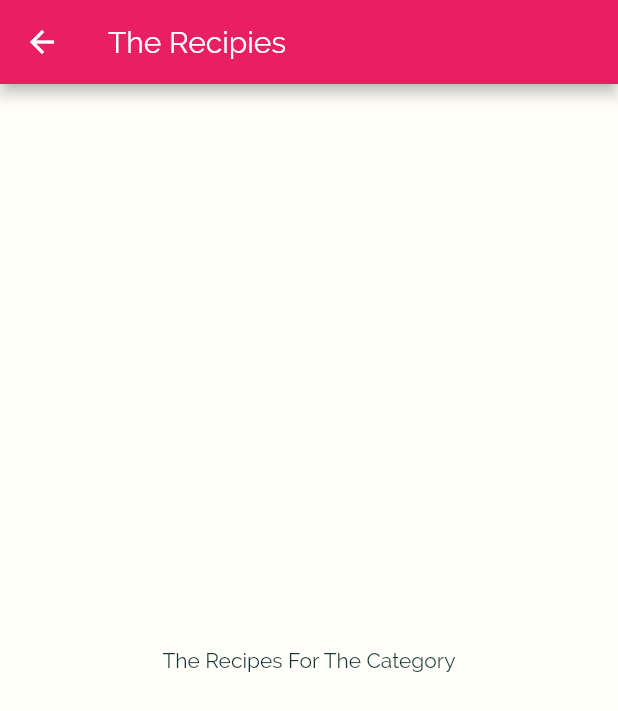
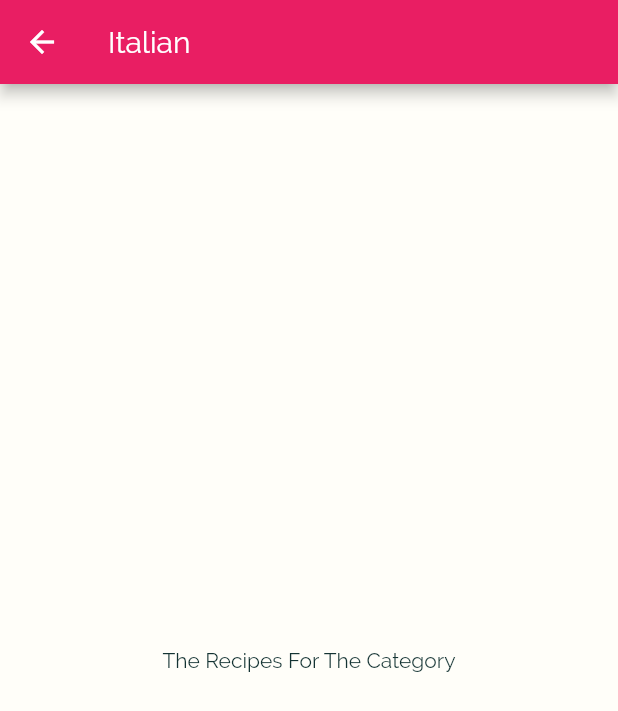
Before and after one commit to JakapongMo/meals_app, a Flutter app: the screen it shows after launch, after a tap on "Italian", on a phone screen of 412 x 824 dp. Shown: the top 711 px of the screen. Run offline on Flutter 3.47's test engine with Material 2 defaults, Android fonts, the phone set to English and light mode, and no system bars.

Commit message:
Add passing data to each category page

```diff
--- a/lib/catagory_meal_screen.dart
+++ b/lib/catagory_meal_screen.dart
@@ -1,11 +1,16 @@
 import 'package:flutter/material.dart';
 
 class CategoryMealScreen extends StatelessWidget {
+  final String categoryId;
+  final String categoryTitle;
+
+  CategoryMealScreen(this.categoryId, this.categoryTitle);
+
   @override
   Widget build(BuildContext context) {
     return Scaffold(
       appBar: AppBar(
-        title: Text('The Recipies'),
+        title: Text(categoryTitle),
       ),
       body: Center (
         child: Text(
--- a/lib/categories_screen.dart
+++ b/lib/categories_screen.dart
@@ -16,6 +16,7 @@ class CategoriesScreen extends StatelessWidget {
         children:  DUMMY_CATEGORIES
           .map(
             (catData) => CategoryItem(
+              catData.id,
               catData.title,
               catData.color),)
               .toList(),
--- a/lib/category_item.dart
+++ b/lib/category_item.dart
@@ -4,16 +4,17 @@ import 'package:meals_app/catagory_meal_screen.dart';
 import './dummy-data.dart';
 
 class CategoryItem extends StatelessWidget {
+  final String id;
   final String title;
   final Color color;
 
-  CategoryItem(this.title, this.color);
+  CategoryItem(this.id, this.title, this.color);
 
   void selectCategory(BuildContext ctx) {
     Navigator.of(ctx).push(
       MaterialPageRoute(
         builder: (_) {
-          return CategoryMealScreen();
+          return CategoryMealScreen(id, title);
         },
       ),
     );
```
